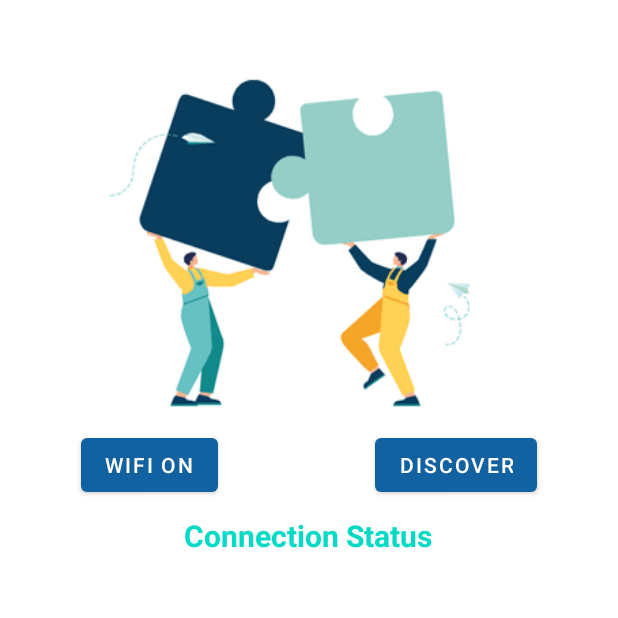
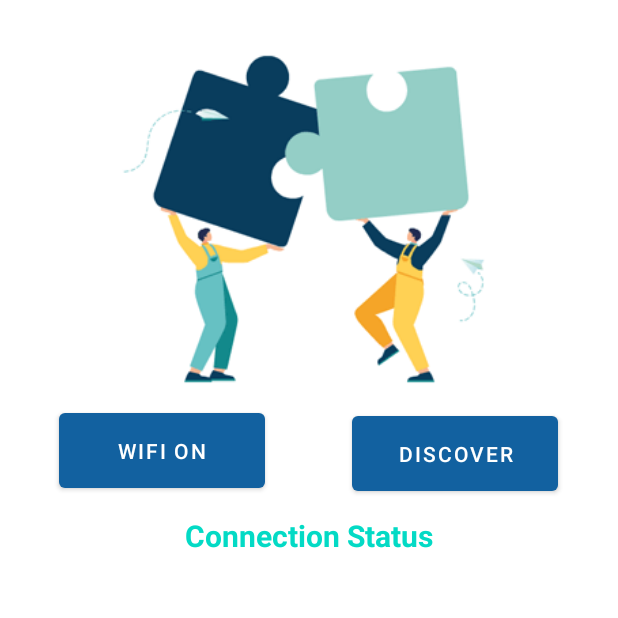
Before and after one commit to hiranlowe/WDirect, an Android app: the screen it shows after launch (MainActivity), on a phone screen of 412 x 824 dp, the top half of it. Run offline under Robolectric (Android 15) with nearby library versions, the phone set to English and light mode, and no system bars.

Commit message:
Change interfaces

```diff
--- a/app/src/main/res/layout/activity_main.xml
+++ b/app/src/main/res/layout/activity_main.xml
@@ -12,22 +12,22 @@
 
     <Button
         android:id="@+id/onOff"
-        android:layout_width="wrap_content"
-        android:layout_height="wrap_content"
+        android:layout_width="137dp"
+        android:layout_height="62dp"
         android:layout_alignParentStart="true"
         android:layout_alignParentTop="true"
-        android:layout_marginStart="54dp"
-        android:layout_marginTop="286dp"
+        android:layout_marginStart="39dp"
+        android:layout_marginTop="269dp"
         android:text="Wifi On" />
 
     <Button
         android:id="@+id/discover"
-        android:layout_width="wrap_content"
-        android:layout_height="wrap_content"
+        android:layout_width="137dp"
+        android:layout_height="62dp"
         android:layout_alignParentTop="true"
         android:layout_alignParentEnd="true"
-        android:layout_marginTop="286dp"
-        android:layout_marginEnd="54dp"
+        android:layout_marginTop="271dp"
+        android:layout_marginEnd="40dp"
         android:text="discover" />
 
     <ListView
@@ -42,6 +42,7 @@
         android:layout_marginTop="376dp"
         android:layout_marginEnd="-1dp" />
 
+
     <TextView
         android:id="@+id/connectionStatus"
         android:layout_width="match_parent"
@@ -49,14 +50,13 @@
         android:layout_alignParentStart="true"
         android:layout_alignParentTop="true"
         android:layout_centerInParent="true"
-        android:layout_marginStart="-1dp"
+        android:layout_marginStart="0dp"
         android:layout_marginTop="343dp"
         android:text="Connection Status"
         android:textAlignment="center"
         android:textColor="@color/teal_200"
         android:textSize="20sp"
         android:textStyle="bold" />
-
 
     <pl.droidsonroids.gif.GifImageView
         android:id="@+id/imageView"
@@ -65,8 +65,8 @@
         android:layout_alignParentStart="true"
         android:layout_alignParentTop="true"
         android:layout_centerHorizontal="true"
-        android:layout_marginStart="0dp"
-        android:layout_marginTop="26dp"
+        android:layout_marginStart="9dp"
+        android:layout_marginTop="10dp"
         android:src="@drawable/cover2" />
 
 
```
Also changed, not shown: app/src/main/res/layout/fragment_intro.xml (deleted, +0 -14 lines), app/src/main/res/layout/welcome.xml (+5 -5 lines).
